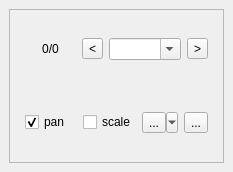
3nids/itembrowser, file ui/ui_itembrowser.ui: the form before one commit.
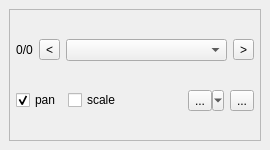
The form after the commit. Icons and pictures are not drawn.

Commit message: use displayExpression in the combo box

What changed in the file:
```diff
--- a/ui/ui_itembrowser.ui
+++ b/ui/ui_itembrowser.ui
@@ -6,8 +6,8 @@
    <rect>
     <x>0</x>
     <y>0</y>
-    <width>233</width>
-    <height>172</height>
+    <width>270</width>
+    <height>150</height>
    </rect>
   </property>
   <property name="windowTitle">
@@ -33,10 +33,62 @@
        <property name="margin">
         <number>6</number>
        </property>
-       <item row="1" column="0">
-        <widget class="QWidget" name="widget" native="true">
-         <layout class="QGridLayout" name="gridLayout">
-          <item row="1" column="2">
+       <item row="0" column="0">
+        <layout class="QHBoxLayout" name="horizontalLayout">
+         <item>
+          <widget class="QLabel" name="currentPosLabel">
+           <property name="sizePolicy">
+            <sizepolicy hsizetype="Maximum" vsizetype="Preferred">
+             <horstretch>0</horstretch>
+             <verstretch>0</verstretch>
+            </sizepolicy>
+           </property>
+           <property name="toolTip">
+            <string/>
+           </property>
+           <property name="accessibleName">
+            <string notr="true"/>
+           </property>
+           <property name="accessibleDescription">
+            <string/>
+           </property>
+           <property name="text">
+            <string notr="true">0/0</string>
+           </property>
+           <property name="alignment">
+            <set>Qt::AlignCenter</set>
+           </property>
+          </widget>
+         </item>
+         <item>
+          <widget class="QToolButton" name="previousButton">
+           <property name="sizePolicy">
+            <sizepolicy hsizetype="Minimum" vsizetype="Fixed">
+             <horstretch>0</horstretch>
+             <verstretch>0</verstretch>
+            </sizepolicy>
+           </property>
+           <property name="maximumSize">
+            <size>
+             <width>21</width>
+             <height>16777215</height>
+            </size>
+           </property>
+           <property name="toolTip">
+            <string/>
+           </property>
+           <property name="accessibleName">
+            <string notr="true"/>
+           </property>
+           <property name="accessibleDescription">
+            <string/>
+           </property>
+           <property name="text">
+            <string notr="true">&lt;</string>
+           </property>
+          </widget>
+         </item>
+         <item>
            <widget class="QComboBox" name="listCombo">
             <property name="toolTip">
              <string/>
@@ -48,42 +100,14 @@
              <string notr="true"/>
             </property>
             <property name="editable">
-             <bool>true</bool>
+            <bool>false</bool>
             </property>
             <property name="sizeAdjustPolicy">
              <enum>QComboBox::AdjustToContents</enum>
             </property>
            </widget>
           </item>
-          <item row="1" column="1">
-           <widget class="QToolButton" name="previousButton">
-            <property name="sizePolicy">
-             <sizepolicy hsizetype="Minimum" vsizetype="Fixed">
-              <horstretch>0</horstretch>
-              <verstretch>0</verstretch>
-             </sizepolicy>
-            </property>
-            <property name="maximumSize">
-             <size>
-              <width>21</width>
-              <height>16777215</height>
-             </size>
-            </property>
-            <property name="toolTip">
-             <string/>
-            </property>
-            <property name="accessibleName">
-             <string notr="true"/>
-            </property>
-            <property name="accessibleDescription">
-             <string/>
-            </property>
-            <property name="text">
-             <string notr="true">&lt;</string>
-            </property>
-           </widget>
-          </item>
-          <item row="1" column="3">
+         <item>
            <widget class="QToolButton" name="nextButton">
             <property name="sizePolicy">
              <sizepolicy hsizetype="Minimum" vsizetype="Fixed">
@@ -111,32 +135,11 @@
             </property>
            </widget>
           </item>
-          <item row="1" column="0">
-           <widget class="QLabel" name="currentPosLabel">
-            <property name="toolTip">
-             <string/>
-            </property>
-            <property name="accessibleName">
-             <string notr="true"/>
-            </property>
-            <property name="accessibleDescription">
-             <string/>
-            </property>
-            <property name="text">
-             <string notr="true">0/0</string>
-            </property>
-            <property name="alignment">
-             <set>Qt::AlignCenter</set>
-            </property>
-           </widget>
-          </item>
-         </layout>
-        </widget>
+        </layout>
        </item>
-       <item row="2" column="0">
-        <widget class="QWidget" name="widget_2" native="true">
-         <layout class="QGridLayout" name="gridLayout_4">
-          <item row="0" column="0">
+       <item row="1" column="0">
+        <layout class="QHBoxLayout" name="horizontalLayout_2">
+         <item>
            <widget class="QCheckBox" name="panCheck">
             <property name="text">
              <string>pan</string>
@@ -146,31 +149,27 @@
             </property>
            </widget>
           </item>
-          <item row="0" column="1">
+         <item>
            <widget class="QCheckBox" name="scaleCheck">
             <property name="text">
              <string>scale</string>
             </property>
            </widget>
           </item>
-          <item row="0" column="3">
-           <widget class="QToolButton" name="editFormButton">
-            <property name="toolTip">
-             <string notr="true"/>
-            </property>
-            <property name="accessibleDescription">
-             <string notr="true"/>
-            </property>
-            <property name="text">
-             <string notr="true">...</string>
-            </property>
-            <property name="icon">
-             <iconset>
-              <normaloff>../icons/openform.svg</normaloff>../icons/openform.svg</iconset>
-            </property>
-           </widget>
-          </item>
-          <item row="0" column="2">
+         <item>
+          <spacer name="horizontalSpacer">
+           <property name="orientation">
+            <enum>Qt::Horizontal</enum>
+           </property>
+           <property name="sizeHint" stdset="0">
+            <size>
+             <width>40</width>
+             <height>20</height>
+            </size>
+           </property>
+          </spacer>
+         </item>
+         <item>
            <widget class="QToolButton" name="actionButton">
             <property name="sizePolicy">
              <sizepolicy hsizetype="Fixed" vsizetype="Fixed">
@@ -190,8 +189,24 @@
             </property>
            </widget>
           </item>
-         </layout>
-        </widget>
+         <item>
+          <widget class="QToolButton" name="editFormButton">
+           <property name="toolTip">
+            <string notr="true"/>
+           </property>
+           <property name="accessibleDescription">
+            <string notr="true"/>
+           </property>
+           <property name="text">
+            <string notr="true">...</string>
+           </property>
+           <property name="icon">
+            <iconset>
+             <normaloff>../icons/openform.svg</normaloff>../icons/openform.svg</iconset>
+           </property>
+          </widget>
+         </item>
+        </layout>
        </item>
       </layout>
      </widget>
```
Lines whose indentation alone changed are shown as unchanged. The commit also changes 2 other files.
